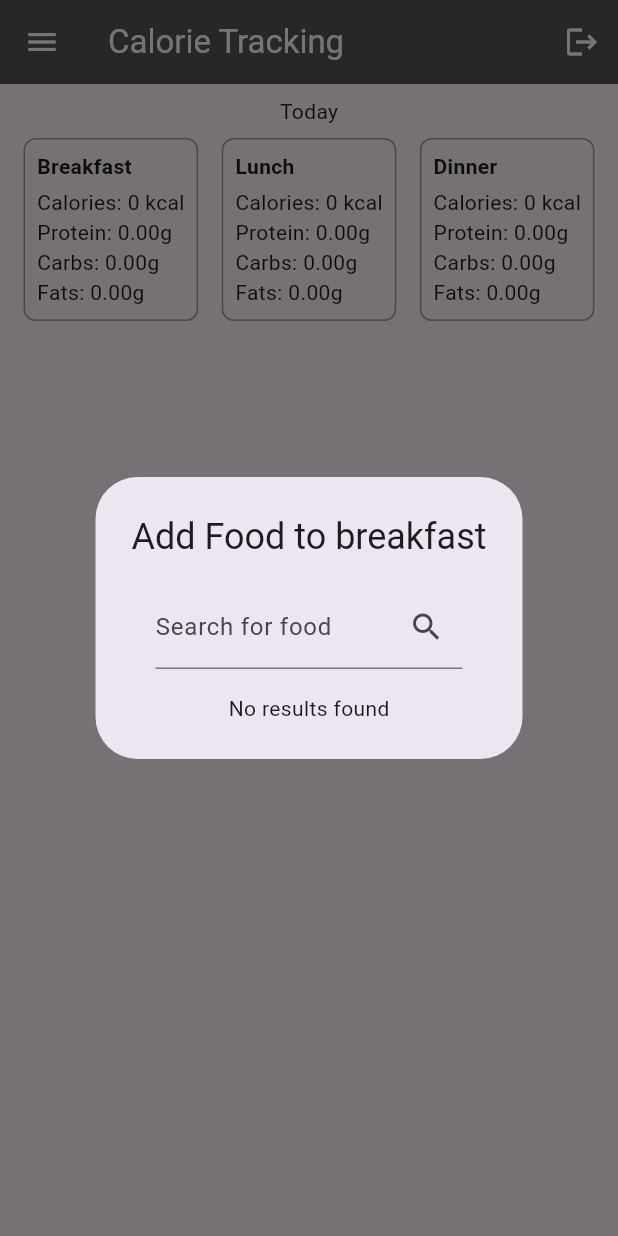
After one commit to Walt-20/fusion-workout-flutter-app, a Flutter app: the CalorieTrackingPage screen opened directly, after a tap on "Breakfast", on a phone screen of 412 x 824 dp. The commit adds this screen. Run offline on Flutter 3.47's test engine with Material 3 defaults, Android fonts, the phone set to English and light mode, and no system bars; our stand-ins replace cloud_firestore, firebase_auth, firebase_core, table_calendar; accounts and stored records are empty.

Commit message:
can add food to overall calorie tracking

```diff
--- /dev/null
+++ b/lib/features/user_auth/presentation/models/food.dart
@@ -0,0 +1,74 @@
+class Food {
+  String foodId;
+  String foodName;
+  String foodDescription;
+  String foodUrl;
+  double calories;
+  double fats;
+  double carbs;
+  double protein;
+
+  Food({
+    required this.foodId,
+    required this.foodName,
+    required this.foodDescription,
+    required this.foodUrl,
+    this.calories = 0.0,
+    this.fats = 0.0,
+    this.carbs = 0.0,
+    this.protein = 0.0,
+  });
+
+  // Method to parse food_description and extract nutritional values
+  void parseNutritionalValues() {
+    // Extract nutritional values from food_description
+    List<String> nutritionalValues = foodDescription.split(" | ");
+    for (String value in nutritionalValues) {
+      if (value.contains("Calories")) {
+        calories = _extractNutrientValue(value, "Calories");
+      } else if (value.contains("Fat")) {
+        fats = _extractNutrientValue(value, "Fat");
+      } else if (value.contains("Carbs")) {
+        carbs = _extractNutrientValue(value, "Carbs");
+      } else if (value.contains("Protein")) {
+        protein = _extractNutrientValue(value, "Protein");
+      }
+    }
+  }
+
+  // Private method to extract numeric value from nutritional value string
+  double _extractNutrientValue(String valueString, String nutrientName) {
+    String nutrientValueString =
+        valueString.split(": ")[1].replaceAll(RegExp(r'[a-zA-Z]'), '');
+    return double.parse(nutrientValueString);
+  }
+
+  // Method to convert Food object to map
+  Map<String, dynamic> toMap() {
+    return {
+      'food_id': foodId,
+      'food_name': foodName,
+      'food_description': foodDescription,
+      'food_url': foodUrl,
+      'calories': calories,
+      'fat': fats,
+      'carbs': carbs,
+      'protein': protein,
+    };
+  }
+
+  // Method to create Food object from map
+  factory Food.fromMap(Map<String, dynamic> map) {
+    return Food(
+      foodId: map['food_id'],
+      foodName: map['food_name'],
+      foodDescription: map['food_description'],
+      foodUrl: map['food_url'],
+    );
+  }
+
+  @override
+  String toString() {
+    return '{food_id: $foodId, food_name: $foodName, food_description: $foodDescription, food_url: $foodUrl}';
+  }
+}
--- a/lib/features/user_auth/presentation/models/meal_summary.dart
+++ b/lib/features/user_auth/presentation/models/meal_summary.dart
@@ -5,6 +5,8 @@ class MealSummaryWidget extends StatelessWidget {
   final num totalCalories;
   final double proteinIntake;
   final double carbIntake;
+  final double fatIntake;
+  final VoidCallback onTap;
 
   const MealSummaryWidget({
     Key? key,
@@ -12,11 +14,15 @@ class MealSummaryWidget extends StatelessWidget {
     required this.totalCalories,
     required this.proteinIntake,
     required this.carbIntake,
+    required this.fatIntake,
+    required this.onTap,
   }) : super(key: key);
 
   @override
   Widget build(BuildContext context) {
-    return Container(
+    return GestureDetector(
+      onTap: onTap,
+      child: Container(
         padding: EdgeInsets.all(8.0),
         decoration: BoxDecoration(
           border: Border.all(color: Colors.grey),
@@ -30,10 +36,12 @@ class MealSummaryWidget extends StatelessWidget {
               style: TextStyle(fontWeight: FontWeight.bold),
             ),
             SizedBox(height: 4.0),
-          Text('Calories: $totalCalories'),
+            Text('Calories: ${totalCalories} kcal'),
             Text('Protein: ${proteinIntake.toStringAsFixed(2)}g'),
             Text('Carbs: ${carbIntake.toStringAsFixed(2)}g'),
+            Text('Fats: ${fatIntake.toStringAsFixed(2)}g'),
           ],
+        ),
       ),
     );
   }
--- /dev/null
+++ b/lib/features/user_auth/presentation/widgets/add_food_dialog.dart
@@ -0,0 +1,183 @@
+import 'dart:convert';
+
+import 'package:flutter/material.dart';
+import 'package:fusion_workouts/features/user_auth/presentation/models/food.dart';
+import 'package:http/http.dart' as http;
+
+enum MealType { breakfast, lunch, dinner, snack }
+
+typedef UpdateNutritionalValues = void Function(double totalCalories,
+    double totalProtein, double totalCarbs, double totalFats);
+
+class AddFoodDialog extends StatefulWidget {
+  final MealType mealType;
+  final UpdateNutritionalValues updateNutritionalValues;
+
+  const AddFoodDialog(
+      {Key? key, required this.mealType, required this.updateNutritionalValues})
+      : super(key: key);
+
+  @override
+  _AddFoodDialogState createState() => _AddFoodDialogState();
+}
+
+class _AddFoodDialogState extends State<AddFoodDialog> {
+  final TextEditingController _searchController = TextEditingController();
+  List<dynamic> _searchResults = [];
+  int _multiplier = 1;
+
+  @override
+  Widget build(BuildContext context) {
+    return AlertDialog(
+      title: Text('Add Food to ${widget.mealType.toString().split('.').last}'),
+      content: SingleChildScrollView(
+        child: Column(
+          mainAxisSize: MainAxisSize.min,
+          children: [
+            Padding(
+              padding: const EdgeInsets.symmetric(horizontal: 16.0),
+              child: TextField(
+                controller: _searchController,
+                decoration: InputDecoration(
+                  labelText: 'Search for food',
+                  suffixIcon: IconButton(
+                    icon: Icon(Icons.search),
+                    onPressed: () {
+                      _fetchSearchFood(_searchController.text);
+                    },
+                  ),
+                ),
+              ),
+            ),
+            SizedBox(height: 16.0),
+            if (_searchResults.isEmpty)
+              Center(child: Text('No results found'))
+            else
+              Column(
+                children: List.generate(_searchResults.length, (index) {
+                  final food = _searchResults[index];
+                  return ListTile(
+                    title: Text(food['food_name']),
+                    subtitle: Text(food['food_description'] ?? ''),
+                    onTap: () {
+                      _showAddToMealDialog(food);
+                    },
+                  );
+                }),
+              ),
+          ],
+        ),
+      ),
+    );
+  }
+
+  Future<void> _fetchSearchFood(String query) async {
+    final url = Uri.parse('http://10.0.2.2:3000/search-food');
+
+    try {
+      final response =
+          await http.get(Uri.parse('$url?searchExpression=$query'));
+      if (response.statusCode == 200) {
+        final jsonData = json.decode(response.body);
+        final foods = List<Map<String, dynamic>>.from(jsonData);
+
+        setState(() {
+          _searchResults = foods;
+        });
+      } else {
+        debugPrint("Error: ${response.statusCode}");
+      }
+    } catch (e) {
+      debugPrint("Error: $e");
+    }
+  }
+
+  void _showAddToMealDialog(dynamic food) {
+    showDialog(
+      context: context,
+      builder: (BuildContext context) {
+        return StatefulBuilder(
+          builder: (context, setState) {
+            return AlertDialog(
+              title: const Text("Add Food"),
+              content: SingleChildScrollView(
+                child: Column(
+                  mainAxisSize: MainAxisSize.min,
+                  children: [
+                    Row(
+                      mainAxisAlignment: MainAxisAlignment.spaceBetween,
+                      children: [
+                        Text("Servings", style: TextStyle(fontSize: 16)),
+                        DropdownButton<int>(
+                          value: _multiplier,
+                          items: List.generate(10, (index) => index + 1)
+                              .map<DropdownMenuItem<int>>((int value) {
+                            return DropdownMenuItem<int>(
+                              value: value,
+                              child: Text(value.toString()),
+                            );
+                          }).toList(),
+                          onChanged: (int? newValue) {
+                            setState(() => _multiplier = newValue!);
+                          },
+                        ),
+                      ],
+                    ),
+                  ],
+                ),
+              ),
+              actions: <Widget>[
+                TextButton(
+                  child: const Text('Add'),
+                  onPressed: () {
+                    _addToMeal(food, _multiplier);
+                  },
+                ),
+              ],
+            );
+          },
+        );
+      },
+    );
+  }
+
+  void _addToMeal(dynamic food, int multiplier) {
+    Food foodData = Food.fromMap(food);
+    foodData.parseNutritionalValues();
+
+    double updatedTotalProtein;
+    double updatedTotalCarbs;
+    double updatedTotalFats;
+    double updatedTotalCalories;
+
+    switch (widget.mealType) {
+      case MealType.breakfast:
+        updatedTotalCalories = foodData.calories * multiplier;
+        updatedTotalProtein = foodData.protein * multiplier;
+        updatedTotalCarbs = foodData.carbs * multiplier;
+        updatedTotalFats = foodData.fats * multiplier;
+        break;
+      case MealType.lunch:
+        updatedTotalCalories = foodData.calories * multiplier;
+        updatedTotalProtein = foodData.protein * multiplier;
+        updatedTotalCarbs = foodData.carbs * multiplier;
+        updatedTotalFats = foodData.fats * multiplier;
+        break;
+      case MealType.dinner:
+        updatedTotalCalories = foodData.calories * multiplier;
+        updatedTotalProtein = foodData.protein * multiplier;
+        updatedTotalCarbs = foodData.carbs * multiplier;
+        updatedTotalFats = foodData.fats * multiplier;
+        break;
+      default:
+        debugPrint("Error: Invalid meal type");
+        return;
+    }
+
+    // Call the callback to update the totals in CalorieTrackingPage
+    widget.updateNutritionalValues(updatedTotalCalories, updatedTotalProtein,
+        updatedTotalCarbs, updatedTotalFats);
+
+    Navigator.of(context).pop(); // Close the dialog
+  }
+}
```
Also changed, not shown: lib/features/user_auth/presentation/pages/calorie_page.dart (+50 -139 lines). Lines whose indentation alone changed are shown as unchanged.
